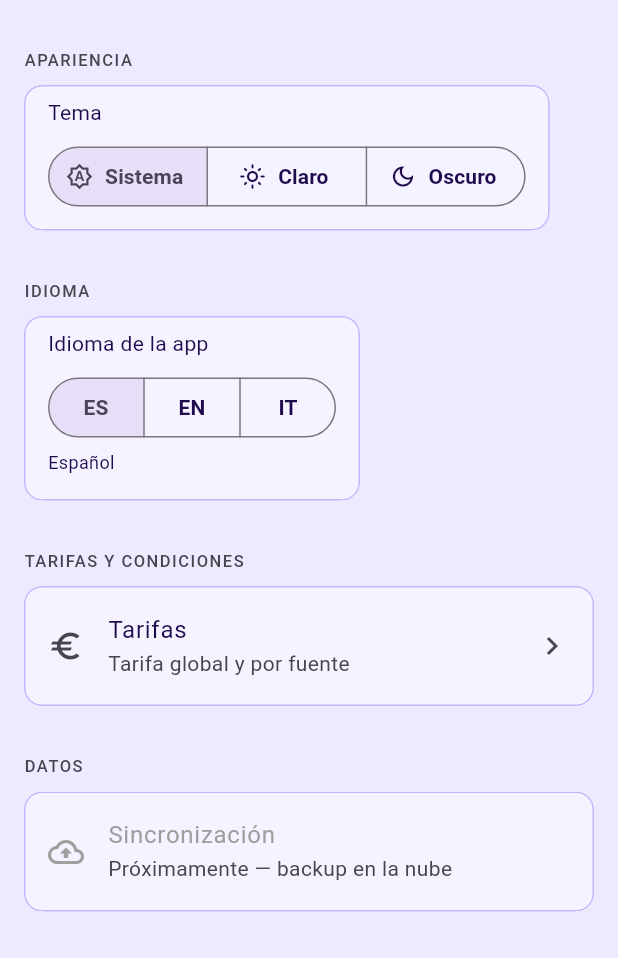
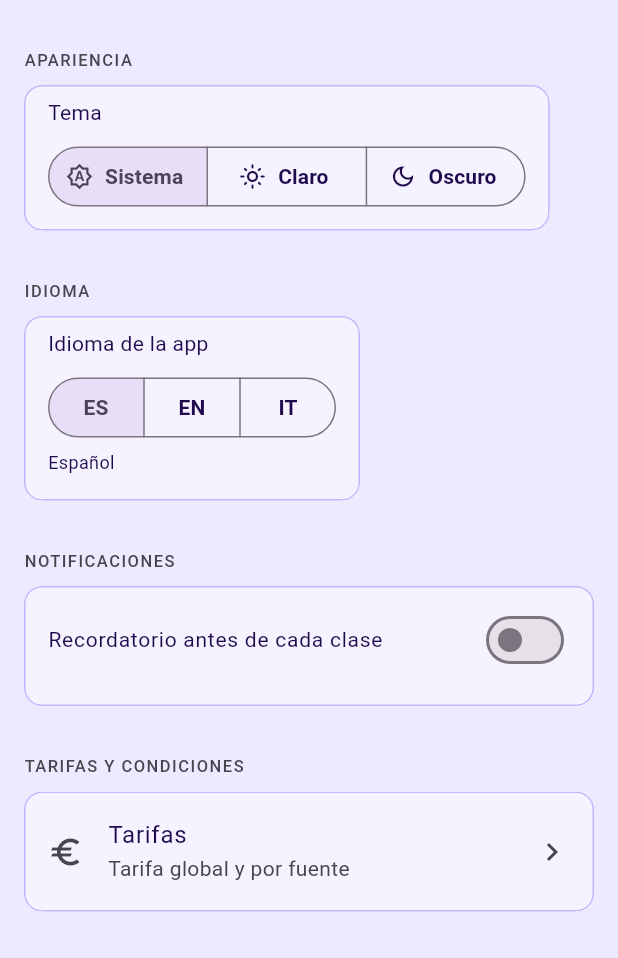
Before and after one commit to AlvaroMarcha/teacherapp, a Flutter app: the AjustesScreen screen opened by its route, on a phone screen of 412 x 824 dp, the part 278-1236 px from its top. Run offline on Flutter 3.47's test engine with Material 3 defaults, Android fonts, the phone set to English and light mode, and no system bars; our stand-ins replace drift, flutter_colorpicker, flutter_local_notifications, flutter_riverpod, flutter_secure_storage, flutter_slidable and 4 more; accounts and stored records are empty; generated files the repository leaves out were written again.

Commit message:
feat: implement notification system with scheduling and localization support

```diff
--- a/lib/core/l10n/app_localizations.dart
+++ b/lib/core/l10n/app_localizations.dart
@@ -294,6 +294,13 @@ class AppLocalizations {
 
     // ── Cobro detalle extra ──
     required this.maxLabel,
+
+    // ── Notificaciones ──
+    required this.notificaciones,
+    required this.recordatorioClases,
+    required this.minutosAntes,
+    required this.notificacionesActivadas,
+    required this.notificacionesDesactivadas,
   });
 
   // ── App ──
@@ -585,6 +592,13 @@ class AppLocalizations {
   // ── Cobro detalle extra ──
   final String maxLabel;
 
+  // ── Notificaciones ──
+  final String notificaciones;
+  final String recordatorioClases;
+  final String minutosAntes;
+  final String notificacionesActivadas;
+  final String notificacionesDesactivadas;
+
   // ── Factory ──
   factory AppLocalizations.of(AppLocale locale) => switch (locale) {
         AppLocale.es => _es,
@@ -846,6 +860,11 @@ class AppLocalizations {
     cuandoCobras: '¿Cuándo cobras?',
     olvidasteContrasena: '¿Olvidaste tu contraseña?',
     maxLabel: 'Máx.',
+    notificaciones: 'Notificaciones',
+    recordatorioClases: 'Recordatorio antes de cada clase',
+    minutosAntes: 'min antes',
+    notificacionesActivadas: 'Notificaciones activadas',
+    notificacionesDesactivadas: 'Notificaciones desactivadas',
   );
 
   // ═══════════════════════════════════════════════════════════════════
@@ -1102,6 +1121,11 @@ class AppLocalizations {
     cuandoCobras: 'When do you get paid?',
     olvidasteContrasena: 'Forgot your password?',
     maxLabel: 'Max.',
+    notificaciones: 'Notifications',
+    recordatorioClases: 'Reminder before each class',
+    minutosAntes: 'min before',
+    notificacionesActivadas: 'Notifications enabled',
+    notificacionesDesactivadas: 'Notifications disabled',
   );
 
   // ═══════════════════════════════════════════════════════════════════
@@ -1361,5 +1385,10 @@ class AppLocalizations {
     cuandoCobras: 'Quando incassi?',
     olvidasteContrasena: 'Password dimenticata?',
     maxLabel: 'Max.',
+    notificaciones: 'Notifiche',
+    recordatorioClases: 'Promemoria prima di ogni lezione',
+    minutosAntes: 'min prima',
+    notificacionesActivadas: 'Notifiche attivate',
+    notificacionesDesactivadas: 'Notifiche disattivate',
   );
 }
--- a/lib/main.dart
+++ b/lib/main.dart
@@ -1,10 +1,12 @@
 import 'package:flutter/material.dart';
 import 'package:flutter_riverpod/flutter_riverpod.dart';
 import 'package:intl/date_symbol_data_local.dart';
+import 'core/services/notification_service.dart';
 import 'app.dart';
 
 void main() async {
   WidgetsFlutterBinding.ensureInitialized();
   await initializeDateFormatting('es_ES', null);
+  await NotificationService.instance.init();
   runApp(const ProviderScope(child: TeacherApp()));
 }
--- a/lib/presentation/screens/ajustes/ajustes_screen.dart
+++ b/lib/presentation/screens/ajustes/ajustes_screen.dart
@@ -3,6 +3,8 @@ import 'package:flutter_riverpod/flutter_riverpod.dart';
 import 'package:go_router/go_router.dart';
 import '../../../core/constants/app_text_styles.dart';
 import '../../../core/router/app_router.dart';
+import '../../../core/services/notification_service.dart';
+import '../../providers/notification_provider.dart';
 import '../../providers/theme_provider.dart';
 
 /// Hub de navegación hacia las sub-pantallas de ajustes.
@@ -13,6 +15,8 @@ class AjustesScreen extends ConsumerWidget {
   Widget build(BuildContext context, WidgetRef ref) {
     final themeMode = ref.watch(themeModeProvider);
     final appLocale = ref.watch(localeProvider);
+    final notifEnabled = ref.watch(notifEnabledProvider);
+    final notifMinutes = ref.watch(notifMinutesProvider);
     final l = ref.watch(appLocalizationsProvider);
     return Scaffold(
       appBar: AppBar(title: Text(l.ajustesTitle)),
@@ -113,6 +117,65 @@ class AjustesScreen extends ConsumerWidget {
                     appLocale.label,
                     style: AppTextStyles.bodySmall,
                   ),
+                ],
+              ),
+            ),
+          ),
+          _Section(
+            title: l.notificaciones,
+            items: const [],
+            customContent: Padding(
+              padding: const EdgeInsets.fromLTRB(16, 8, 16, 16),
+              child: Column(
+                crossAxisAlignment: CrossAxisAlignment.start,
+                children: [
+                  SwitchListTile(
+                    contentPadding: EdgeInsets.zero,
+                    title: Text(l.recordatorioClases,
+                        style: AppTextStyles.bodyMedium),
+                    value: notifEnabled,
+                    onChanged: (val) async {
+                      if (val) {
+                        final granted = await NotificationService.instance
+                            .requestPermission();
+                        if (!granted) return;
+                      }
+                      ref.read(notifEnabledProvider.notifier).set(val);
+                      if (context.mounted) {
+                        ScaffoldMessenger.of(context).showSnackBar(
+                          SnackBar(
+                            content: Text(val
+                                ? l.notificacionesActivadas
+                                : l.notificacionesDesactivadas),
+                          ),
+                        );
+                      }
+                    },
+                  ),
+                  if (notifEnabled) ...[
+                    const SizedBox(height: 8),
+                    Row(
+                      children: [
+                        Text(l.minutosAntes, style: AppTextStyles.bodyMedium),
+                        const Spacer(),
+                        DropdownButton<int>(
+                          value: notifMinutes,
+                          underline: const SizedBox.shrink(),
+                          items: const [5, 10, 15, 20, 30, 45, 60]
+                              .map((m) => DropdownMenuItem(
+                                    value: m,
+                                    child: Text('$m min'),
+                                  ))
+                              .toList(),
+                          onChanged: (val) {
+                            if (val != null) {
+                              ref.read(notifMinutesProvider.notifier).set(val);
+                            }
+                          },
+                        ),
+                      ],
+                    ),
+                  ],
                 ],
               ),
             ),
--- a/lib/presentation/screens/dashboard/dashboard_screen.dart
+++ b/lib/presentation/screens/dashboard/dashboard_screen.dart
@@ -7,6 +7,7 @@ import '../../../core/constants/app_text_styles.dart';
 import '../../../core/router/app_router.dart';
 import '../../../core/utils/currency_utils.dart';
 import '../../providers/dashboard_provider.dart';
+import '../../providers/notification_provider.dart';
 import '../../providers/theme_provider.dart';
 import '../../../domain/models/fuente.dart';
 import 'widgets/resumen_mes_card.dart';
@@ -22,6 +23,10 @@ class DashboardScreen extends ConsumerWidget {
     final l = ref.watch(appLocalizationsProvider);
     final locale = ref.watch(localeProvider);
     final dashAsync = ref.watch(dashboardProvider);
+
+    // Programar notificaciones de clase del día
+    ref.watch(scheduleNotificationsProvider);
+
     final mesActual = DateFormat('MMMM yyyy', locale.locale.toString())
         .format(DateTime.now());
 
--- a/pubspec.yaml
+++ b/pubspec.yaml
@@ -55,6 +55,8 @@ dependencies:
 
   # Almacenamiento seguro de credenciales
   flutter_secure_storage: ^9.0.0
+  flutter_local_notifications: ^21.0.0
+  timezone: ^0.11.0
 
 dev_dependencies:
   flutter_test:
```
Also changed, not shown: lib/core/services/notification_service.dart (added, +84 -0 lines), lib/presentation/providers/notification_provider.dart (added, +97 -0 lines), pubspec.lock, 3 other files.
